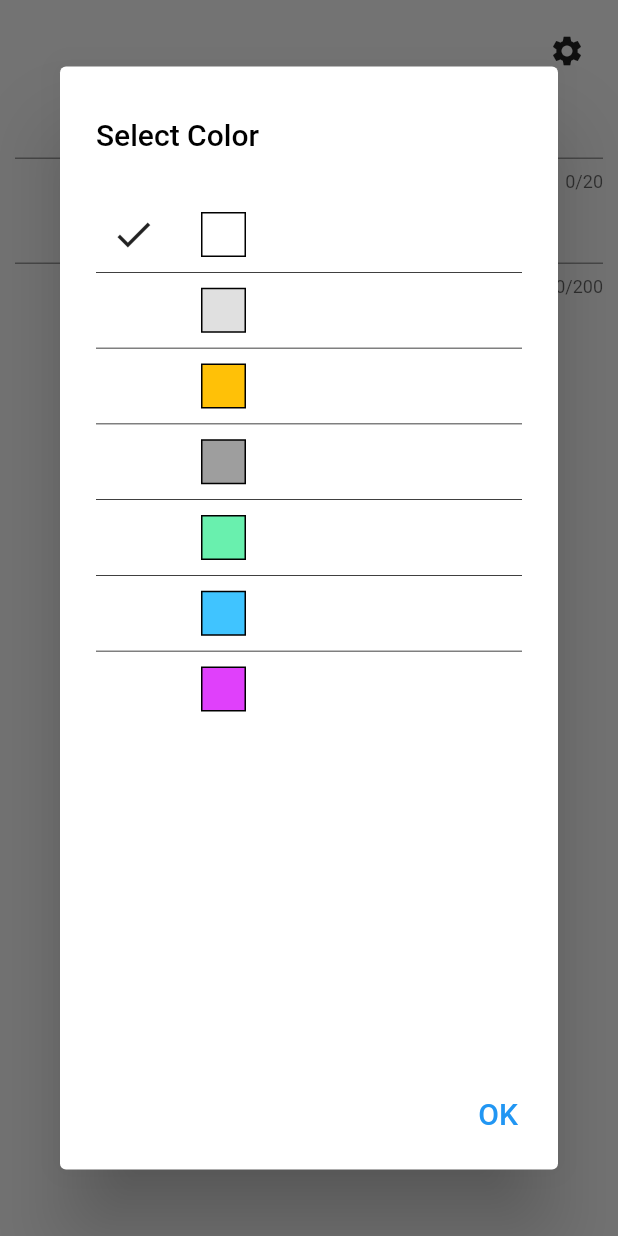
After one commit to RafidKhan/flutter_riverpod_notes_app, a Flutter app: the EditNote screen opened directly, after a tap on the "settings" icon, on a phone screen of 412 x 824 dp. The commit adds this screen. Run offline on Flutter 3.47's test engine with Material 2 defaults, Android fonts, the phone set to English and light mode, and no system bars; our stand-ins replace dio, flutter_riverpod.

Commit message:
tile color change

```diff
--- a/lib/modules/notes/all_notes/provider/all_note_modifier_provider.dart
+++ b/lib/modules/notes/all_notes/provider/all_note_modifier_provider.dart
@@ -1,9 +1,20 @@
+import 'package:flutter/material.dart';
 import 'package:flutter_riverpod/flutter_riverpod.dart';
 import 'package:notes_flutter/models/notes_model.dart';
 import 'package:notes_flutter/modules/notes/deleted_notes/provider/deleted_note_provider.dart';
 import 'package:notes_flutter/utils/common_methods.dart';
 
-
+final tileColorsProvider = Provider<List<Color>>((ref) {
+  return [
+    Colors.white,
+    Colors.grey[300] ?? Colors.grey,
+    Colors.amber,
+    Colors.grey,
+    Colors.greenAccent,
+    Colors.lightBlueAccent,
+    Colors.purpleAccent,
+  ];
+});
 
 final allNoteProvider =
     StateNotifierProvider<AllNoteNotifier, List<NoteModel>>((ref) {
--- a/lib/modules/notes/all_notes/view/all_notes.dart
+++ b/lib/modules/notes/all_notes/view/all_notes.dart
@@ -23,6 +23,8 @@ class AllNotes extends ConsumerWidget {
             noteModel: element,
             onTap: () {
               ref.read(editNoteProvider.notifier).state = element;
+              ref.read(tileColorProvider.notifier).state =
+                  element.tileColorIndex ?? 0;
               Navigator.of(context).push(
                   MaterialPageRoute(builder: (context) => const EditNote()));
             },
--- a/lib/modules/notes/edit_note/view/edit_note.dart
+++ b/lib/modules/notes/edit_note/view/edit_note.dart
@@ -1,7 +1,9 @@
 import 'package:flutter/material.dart';
 import 'package:flutter_riverpod/flutter_riverpod.dart';
 import 'package:notes_flutter/common_components/custom_text_widget.dart';
+import 'package:notes_flutter/modules/notes/all_notes/provider/all_note_modifier_provider.dart';
 import 'package:notes_flutter/modules/notes/edit_note/provider/edit_note_modifier_provider.dart';
+import 'package:notes_flutter/modules/notes/edit_note/view/setting_alert_dialog.dart';
 
 class EditNote extends ConsumerWidget {
   const EditNote({Key? key}) : super(key: key);
@@ -19,6 +21,20 @@ class EditNote extends ConsumerWidget {
           child: SingleChildScrollView(
             child: Column(
               children: [
+                Align(
+                  alignment: Alignment.centerRight,
+                  child: IconButton(
+                    onPressed: () {
+                      showDialog(
+                        context: context,
+                        builder: (BuildContext context) {
+                          return const SettingAlertDialog();
+                        },
+                      );
+                    },
+                    icon: Icon(Icons.settings),
+                  ),
+                ),
                 TextFormField(
                   maxLength: 20,
                   initialValue: noteModel.title,
@@ -36,13 +52,10 @@ class EditNote extends ConsumerWidget {
                 ),
                 ElevatedButton(
                     onPressed: () {
-                      noteModel.edited = true;
-                      noteModel.dateTime = DateTime.now();
-
-                      ref
-                          .read(editNoteProvider.notifier)
-                          .updateNote(getNoteModel: noteModel);
-                      Navigator.pop(context);
+                      ref.read(editNoteProvider.notifier).updateNote(
+                            getNoteModel: noteModel,
+                            context: context,
+                          );
                     },
                     child: CustomTextWidget(
                       text: "Save",
--- /dev/null
+++ b/lib/modules/notes/edit_note/view/setting_alert_dialog.dart
@@ -0,0 +1,88 @@
+import 'package:flutter/material.dart';
+import 'package:flutter_riverpod/flutter_riverpod.dart';
+import 'package:notes_flutter/common_components/custom_text_widget.dart';
+import 'package:notes_flutter/modules/notes/all_notes/provider/all_note_modifier_provider.dart';
+import 'package:notes_flutter/modules/notes/edit_note/provider/edit_note_modifier_provider.dart';
+
+class SettingAlertDialog extends ConsumerWidget {
+  const SettingAlertDialog({Key? key}) : super(key: key);
+
+  @override
+  Widget build(BuildContext context, WidgetRef ref) {
+    final tileColors = ref.watch(tileColorsProvider);
+    final noteModel = ref.watch(editNoteProvider);
+    final selectedTileColor = ref.watch(tileColorProvider);
+
+    return AlertDialog(
+      title: CustomTextWidget(
+        text: "Select Color",
+        fontSize: 20,
+      ),
+      content: SizedBox(
+        height: MediaQuery.of(context).size.height / 1.5,
+        width: MediaQuery.of(context).size.width,
+        child: ListView.separated(
+          shrinkWrap: true,
+          physics: const NeverScrollableScrollPhysics(),
+          itemCount: tileColors.length,
+          itemBuilder: (context, index) {
+            var color = tileColors[index];
+            return InkWell(
+              onTap: () {
+              ref.read(tileColorProvider.notifier).state = index;
+
+              },
+              child: Container(
+                margin: const EdgeInsets.all(10),
+                child: Row(
+                  children: [
+                    index == selectedTileColor
+                        ? const Icon(
+                            Icons.done,
+                            size: 30,
+                          )
+                        : const SizedBox(
+                            height: 30,
+                            width: 30,
+                          ),
+                    Container(
+                      height: 30,
+                      width: 30,
+                      margin: const EdgeInsets.only(left: 30),
+                      decoration: BoxDecoration(
+                          color: color,
+                          border: Border.all(color: Colors.black)),
+                    )
+                  ],
+                ),
+              ),
+            );
+          },
+          separatorBuilder: (context, index) {
+            return Container(
+              height: 0.5,
+              width: MediaQuery.of(context).size.width,
+              color: Colors.black,
+            );
+          },
+        ),
+      ),
+      actions: [
+        TextButton(
+          child: CustomTextWidget(
+            text: "OK",
+            fontSize: 20,
+            color: Colors.blue,
+          ),
+          onPressed: () {
+            noteModel.tileColorIndex = selectedTileColor;
+            ref.read(editNoteProvider.notifier).updateNote(
+                  getNoteModel: noteModel,
+                  context: context,
+                );
+          },
+        ),
+      ],
+    );
+  }
+}
```
Also changed, not shown: lib/common_components/deleted_note_tile.dart (+8 -4 lines), lib/common_components/note_tile.dart (+8 -4 lines), lib/models/notes_model.dart (+6 -6 lines), lib/modules/notes/edit_note/provider/edit_note_modifier_provider.dart (+16 -4 lines), 1 other file.
